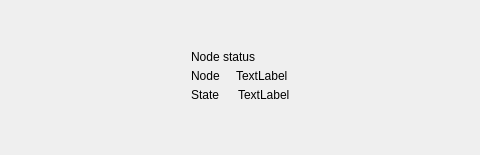
First picture: the form in src/Gui/Overview/OverviewHeaderFrame.ui, repository Karbovanets/Karbo-lite, before the edit; both pictures show x 410 to 890 and y 0 to 155 of the 1068 by 155 pixel window.
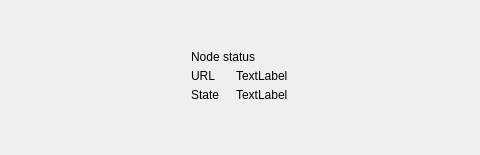
Second picture: the form after the edit. Icons and pictures are not drawn. Custom widgets are drawn as their Qt base class.

Commit message: Display node version on Overview and show Connecting status on splash

The edit to the form file:
```diff
--- a/src/Gui/Overview/OverviewHeaderFrame.ui
+++ b/src/Gui/Overview/OverviewHeaderFrame.ui
@@ -324,7 +324,7 @@
          </size>
         </property>
         <property name="text">
-         <string>Node</string>
+         <string>URL</string>
         </property>
         <property name="indent">
          <number>0</number>
@@ -379,7 +379,7 @@
          <string>TextLabel</string>
         </property>
         <property name="indent">
-         <number>2</number>
+         <number>0</number>
         </property>
        </widget>
       </item>
```
Left out of the diff: 16 changed lines with no effect on the pictures. The commit also changes 7 other files.
